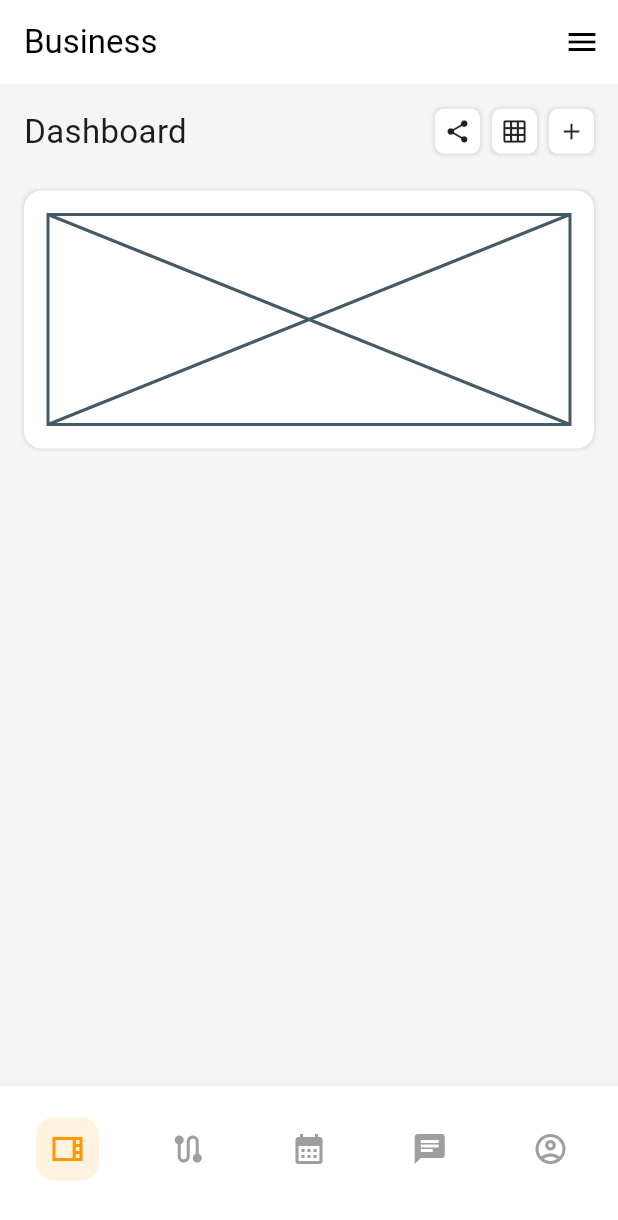
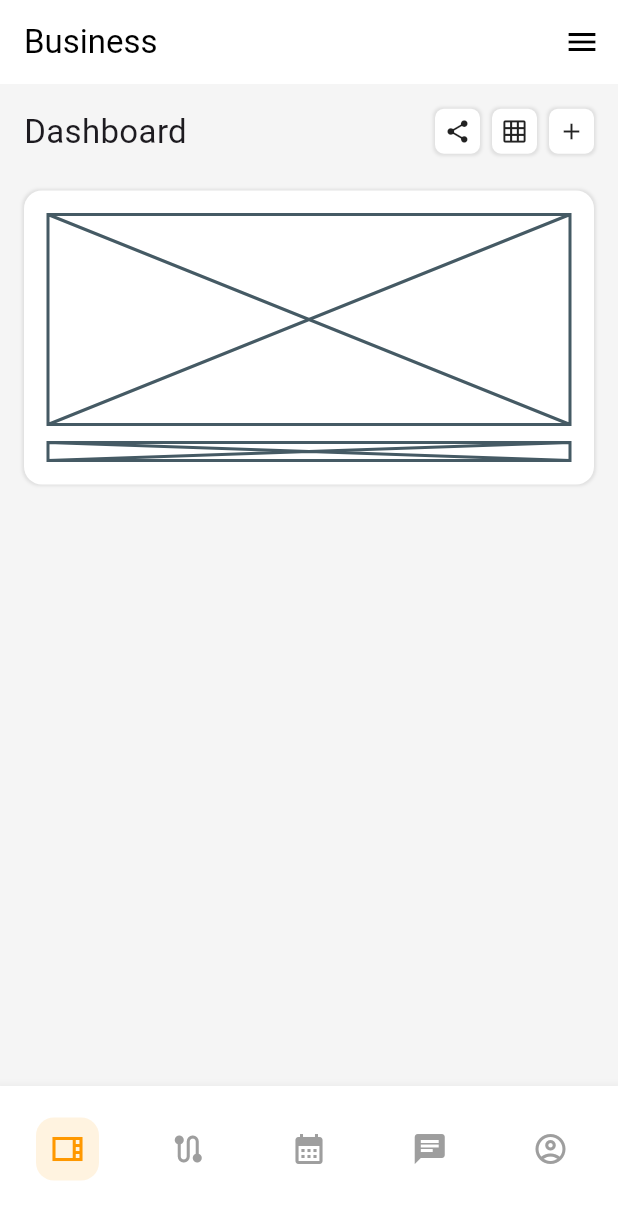
Before and after one commit to JAICHANGPARK/flutter_notebook_chapter_49, a Flutter app: the BusinessMainPage screen opened directly, on a phone screen of 412 x 824 dp. Shown: the top 1220 px of the screen. Run offline on Flutter 3.47's test engine with Material 3 defaults, Android fonts, the phone set to English and light mode, and no system bars; our stand-ins replace dots_indicator, gap, google_fonts.

Commit message:
Update business_main_page.dart

```diff
--- a/lib/ep2467_business_control_center_app/ui/business_main_page.dart
+++ b/lib/ep2467_business_control_center_app/ui/business_main_page.dart
@@ -81,6 +81,7 @@ class _BusinessMainPageState extends State<BusinessMainPage> {
                   ),
                   Gap(24),
                   Container(
+                    padding: EdgeInsets.all(16),
                     decoration: BoxDecoration(
                       color: Colors.white,
                       borderRadius: BorderRadius.circular(12),
@@ -92,10 +93,14 @@ class _BusinessMainPageState extends State<BusinessMainPage> {
                         ),
                       ],
                     ),
-                    padding: EdgeInsets.all(16),
+
                     child: Column(
                       crossAxisAlignment: CrossAxisAlignment.start,
-                      children: [Container(height: 140, child: Placeholder())],
+                      children: [
+                        Container(height: 140, child: Placeholder()),
+                        Gap(12),
+                        SizedBox(height: 12, child: Placeholder()),
+                      ],
                     ),
                   ),
                 ],
```
